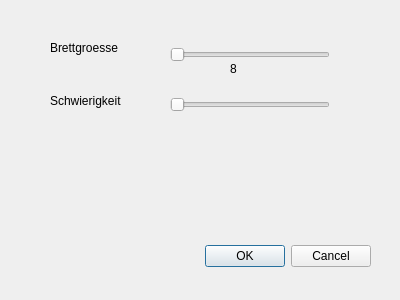
Old version of the form settings.ui in the repository s0538643/reversi-mm16.
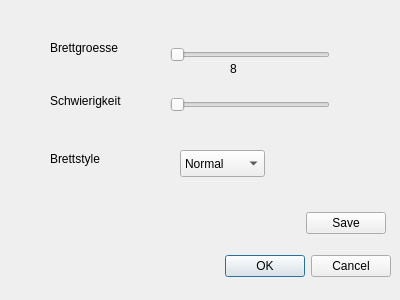
New version of the form.

```diff
--- a/settings.ui
+++ b/settings.ui
@@ -16,8 +16,8 @@
   <widget class="QDialogButtonBox" name="buttonBox">
    <property name="geometry">
     <rect>
-     <x>30</x>
-     <y>240</y>
+     <x>50</x>
+     <y>250</y>
      <width>341</width>
      <height>32</height>
     </rect>
@@ -109,6 +109,60 @@
     <string>8</string>
    </property>
   </widget>
+  <widget class="QLabel" name="brettstyle">
+   <property name="geometry">
+    <rect>
+     <x>50</x>
+     <y>150</y>
+     <width>67</width>
+     <height>17</height>
+    </rect>
+   </property>
+   <property name="text">
+    <string>Brettstyle</string>
+   </property>
+  </widget>
+  <widget class="QComboBox" name="comboBox">
+   <property name="geometry">
+    <rect>
+     <x>180</x>
+     <y>150</y>
+     <width>85</width>
+     <height>27</height>
+    </rect>
+   </property>
+   <property name="currentIndex">
+    <number>0</number>
+   </property>
+   <item>
+    <property name="text">
+     <string>Normal</string>
+    </property>
+   </item>
+   <item>
+    <property name="text">
+     <string>Style2</string>
+    </property>
+   </item>
+   <item>
+    <property name="text">
+     <string>Viking</string>
+    </property>
+   </item>
+  </widget>
+  <widget class="QDialogButtonBox" name="savebuttonBox">
+   <property name="geometry">
+    <rect>
+     <x>210</x>
+     <y>210</y>
+     <width>176</width>
+     <height>27</height>
+    </rect>
+   </property>
+   <property name="standardButtons">
+    <set>QDialogButtonBox::Save</set>
+   </property>
+  </widget>
  </widget>
  <resources/>
  <connections>
```
Left out of the diff: 11 changed lines with no effect on the pictures.
